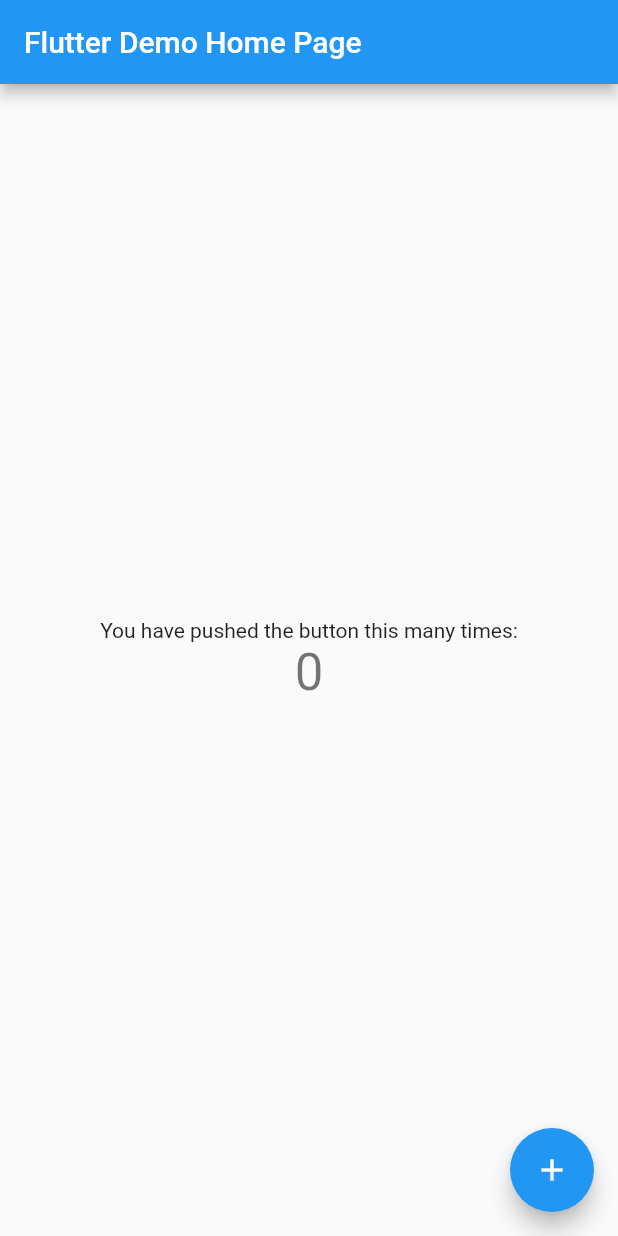
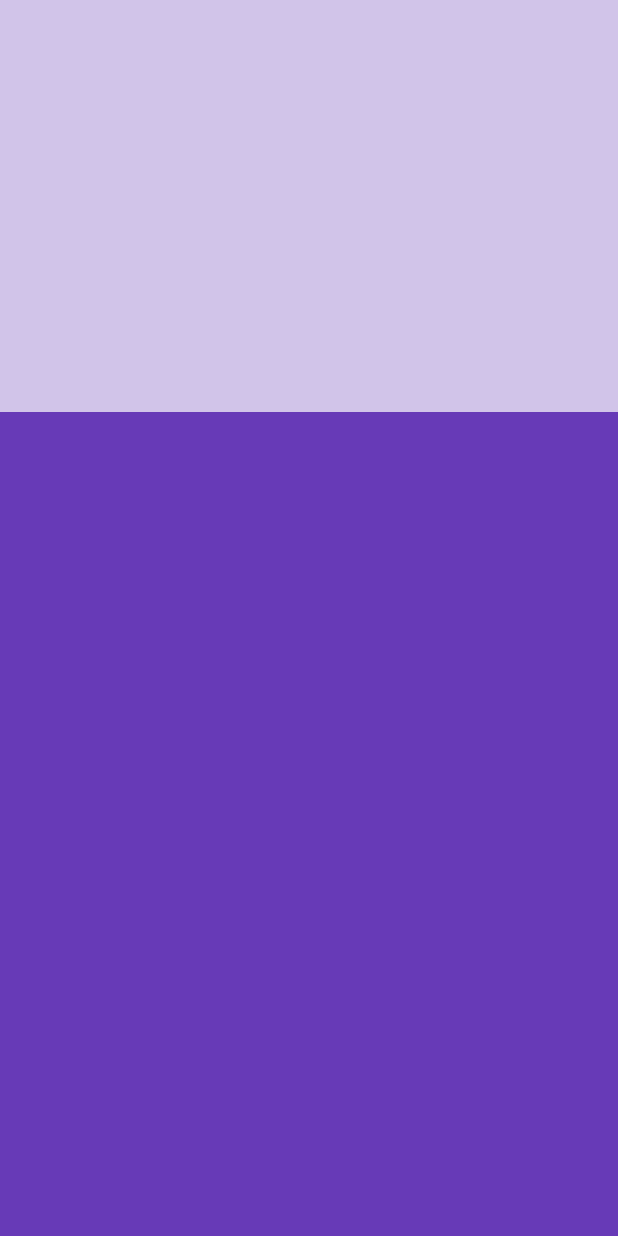
Before and after one commit to AbdullohFlutterDeveloper/myCalculator, a Flutter app: the screen it shows after launch, on a phone screen of 412 x 824 dp. Run offline on Flutter 3.47's test engine with Material 2 defaults, Android fonts, the light colour scheme and no system bars.

Commit message:
default app code changed

```diff
--- a/lib/main.dart
+++ b/lib/main.dart
@@ -1,115 +1,37 @@
 import 'package:flutter/material.dart';
 
 void main() {
-  runApp(const MyApp());
+  runApp(MyCalculator());
 }
 
-class MyApp extends StatelessWidget {
-  const MyApp({Key? key}) : super(key: key);
-
-  // This widget is the root of your application.
+class MyCalculator extends StatelessWidget {
   @override
   Widget build(BuildContext context) {
     return MaterialApp(
-      title: 'Flutter Demo',
-      theme: ThemeData(
-        // This is the theme of your application.
-        //
-        // Try running your application with "flutter run". You'll see the
-        // application has a blue toolbar. Then, without quitting the app, try
-        // changing the primarySwatch below to Colors.green and then invoke
-        // "hot reload" (press "r" in the console where you ran "flutter run",
-        // or simply save your changes to "hot reload" in a Flutter IDE).
-        // Notice that the counter didn't reset back to zero; the application
-        // is not restarted.
-        primarySwatch: Colors.blue,
-      ),
-      home: const MyHomePage(title: 'Flutter Demo Home Page'),
+      debugShowCheckedModeBanner: false,
+      home: HomePage(),
     );
   }
 }
 
-class MyHomePage extends StatefulWidget {
-  const MyHomePage({Key? key, required this.title}) : super(key: key);
-
-  // This widget is the home page of your application. It is stateful, meaning
-  // that it has a State object (defined below) that contains fields that affect
-  // how it looks.
-
-  // This class is the configuration for the state. It holds the values (in this
-  // case the title) provided by the parent (in this case the App widget) and
-  // used by the build method of the State. Fields in a Widget subclass are
-  // always marked "final".
-
-  final String title;
-
-  @override
-  State<MyHomePage> createState() => _MyHomePageState();
-}
-
-class _MyHomePageState extends State<MyHomePage> {
-  int _counter = 0;
-
-  void _incrementCounter() {
-    setState(() {
-      // This call to setState tells the Flutter framework that something has
-      // changed in this State, which causes it to rerun the build method below
-      // so that the display can reflect the updated values. If we changed
-      // _counter without calling setState(), then the build method would not be
-      // called again, and so nothing would appear to happen.
-      _counter++;
-    });
-  }
-
+class HomePage extends StatelessWidget {
   @override
   Widget build(BuildContext context) {
-    // This method is rerun every time setState is called, for instance as done
-    // by the _incrementCounter method above.
-    //
-    // The Flutter framework has been optimized to make rerunning build methods
-    // fast, so that you can just rebuild anything that needs updating rather
-    // than having to individually change instances of widgets.
     return Scaffold(
-      appBar: AppBar(
-        // Here we take the value from the MyHomePage object that was created by
-        // the App.build method, and use it to set our appbar title.
-        title: Text(widget.title),
+      backgroundColor: Colors.deepPurple[100],
+      body: Column(
+        children: [
+          Expanded(
+            child: Container(),
+          ),
+          Expanded(
+            flex: 2,
+            child: Container(
+              color: Colors.deepPurple,
+            ),
+          ),
+        ],
       ),
-      body: Center(
-        // Center is a layout widget. It takes a single child and positions it
-        // in the middle of the parent.
-        child: Column(
-          // Column is also a layout widget. It takes a list of children and
-          // arranges them vertically. By default, it sizes itself to fit its
-          // children horizontally, and tries to be as tall as its parent.
-          //
-          // Invoke "debug painting" (press "p" in the console, choose the
-          // "Toggle Debug Paint" action from the Flutter Inspector in Android
-          // Studio, or the "Toggle Debug Paint" command in Visual Studio Code)
-          // to see the wireframe for each widget.
-          //
-          // Column has various properties to control how it sizes itself and
-          // how it positions its children. Here we use mainAxisAlignment to
-          // center the children vertically; the main axis here is the vertical
-          // axis because Columns are vertical (the cross axis would be
-          // horizontal).
-          mainAxisAlignment: MainAxisAlignment.center,
-          children: <Widget>[
-            const Text(
-              'You have pushed the button this many times:',
-            ),
-            Text(
-              '$_counter',
-              style: Theme.of(context).textTheme.headline4,
-            ),
-          ],
-        ),
-      ),
-      floatingActionButton: FloatingActionButton(
-        onPressed: _incrementCounter,
-        tooltip: 'Increment',
-        child: const Icon(Icons.add),
-      ), // This trailing comma makes auto-formatting nicer for build methods.
     );
   }
 }
```
Also changed, not shown: 1 other file.
